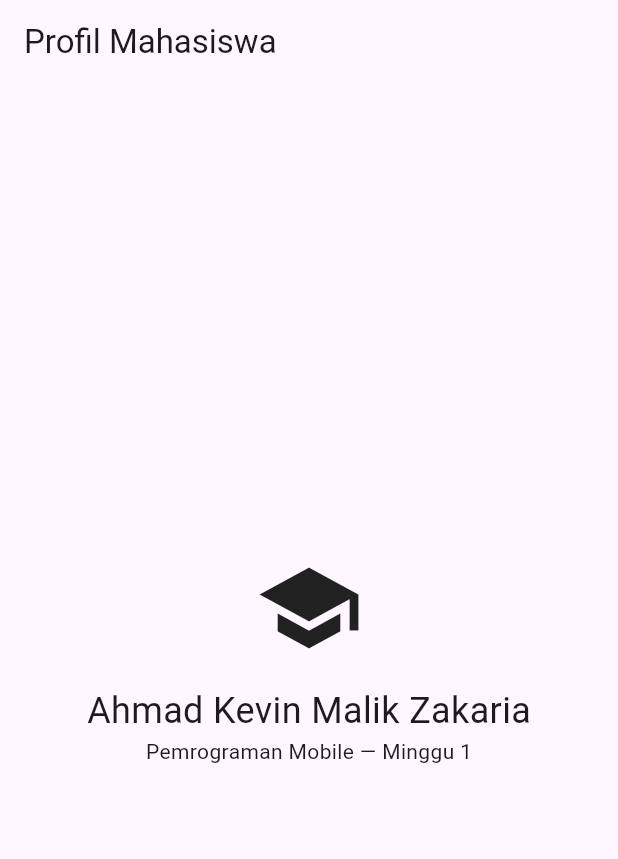
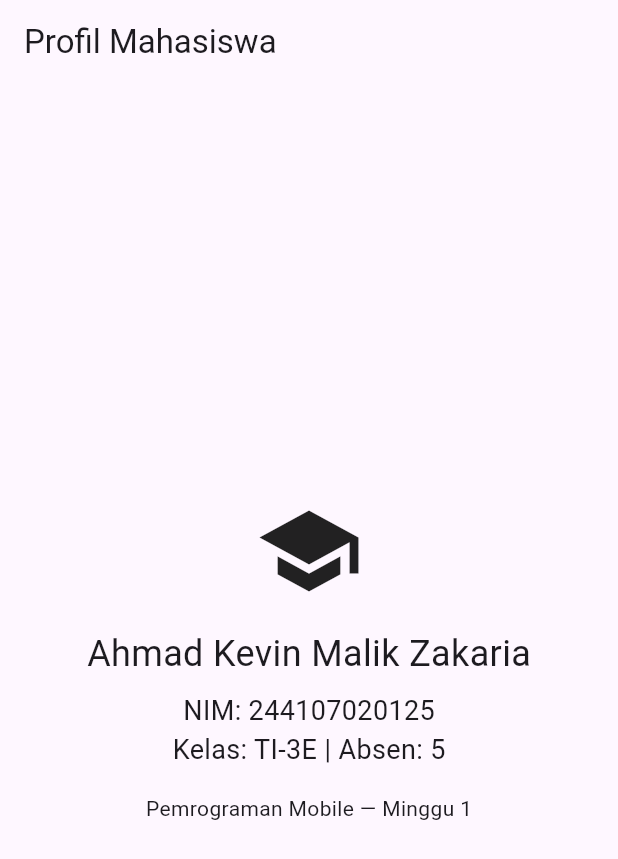
Before and after one commit to AhmadKevin000/244107020125-mobile-course, a Flutter app: the screen it shows after launch, on a phone screen of 412 x 824 dp. Shown: the top 859 px of the screen. Run offline on Flutter 3.47's test engine with Material 3 defaults, Android fonts, the phone set to English and light mode, and no system bars.

Commit message:
feat: mini assignment

```diff
--- a/01-week-1-mobile-development-ecosystem-flutter-refresh/lib/main.dart
+++ b/01-week-1-mobile-development-ecosystem-flutter-refresh/lib/main.dart
@@ -15,6 +15,10 @@ class MyApp extends StatelessWidget {
             Icon(Icons.school, size: 72),
             SizedBox(height: 16),
             Text('Ahmad Kevin Malik Zakaria', style: TextStyle(fontSize: 24)),
+            SizedBox(height: 8),
+            Text('NIM: 244107020125', style: TextStyle(fontSize: 18)),
+            Text('Kelas: TI-3E | Absen: 5', style: TextStyle(fontSize: 18)),
+            SizedBox(height: 16),
             Text('Pemrograman Mobile — Minggu 1'),
           ]),
         ),
```
